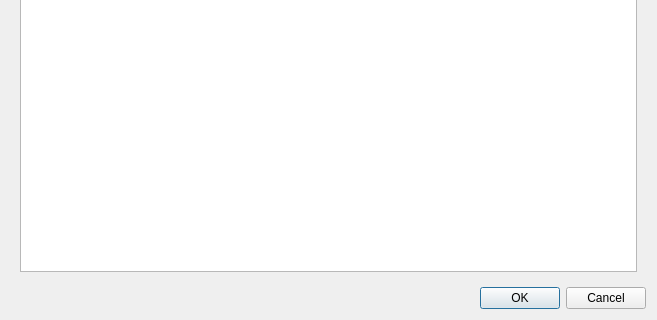
European-XFEL/Karabo, file src/pythonGui/karabogui/dialogs/ui/logbook.ui: the form before one commit; both pictures show x 0 to 657 and y 391 to 711 of the 657 by 711 pixel window.
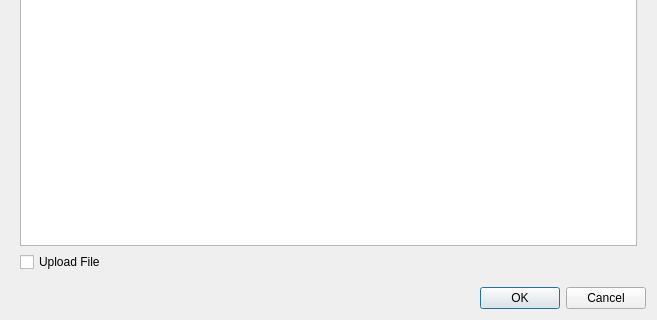
The form after the commit. The open tabs and pages were chosen to show the change.

Commit message: GUI: Logbook - option to upload table (csv)

The edit to the form file:
```diff
--- a/src/pythonGui/karabogui/dialogs/ui/logbook.ui
+++ b/src/pythonGui/karabogui/dialogs/ui/logbook.ui
@@ -396,6 +396,13 @@
          </attribute>
         </widget>
        </item>
+       <item>
+        <widget class="QCheckBox" name="upload_file">
+         <property name="text">
+          <string>Upload File</string>
+         </property>
+        </widget>
+       </item>
       </layout>
      </widget>
     </widget>
```
The commit also changes 1 other file.
